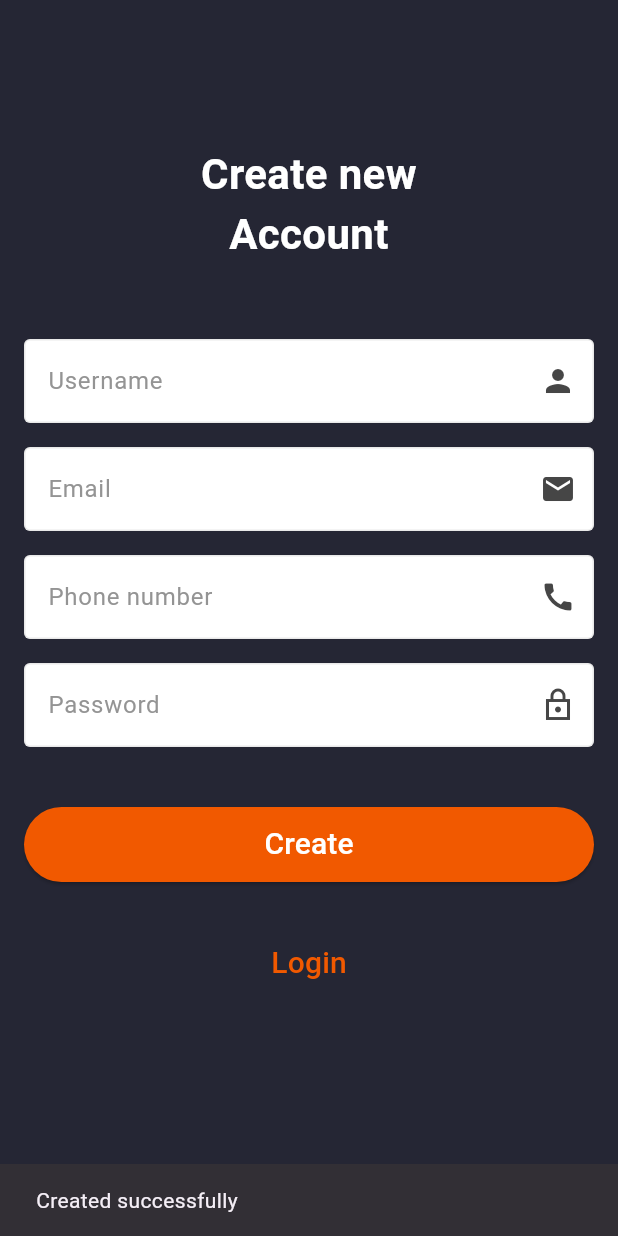
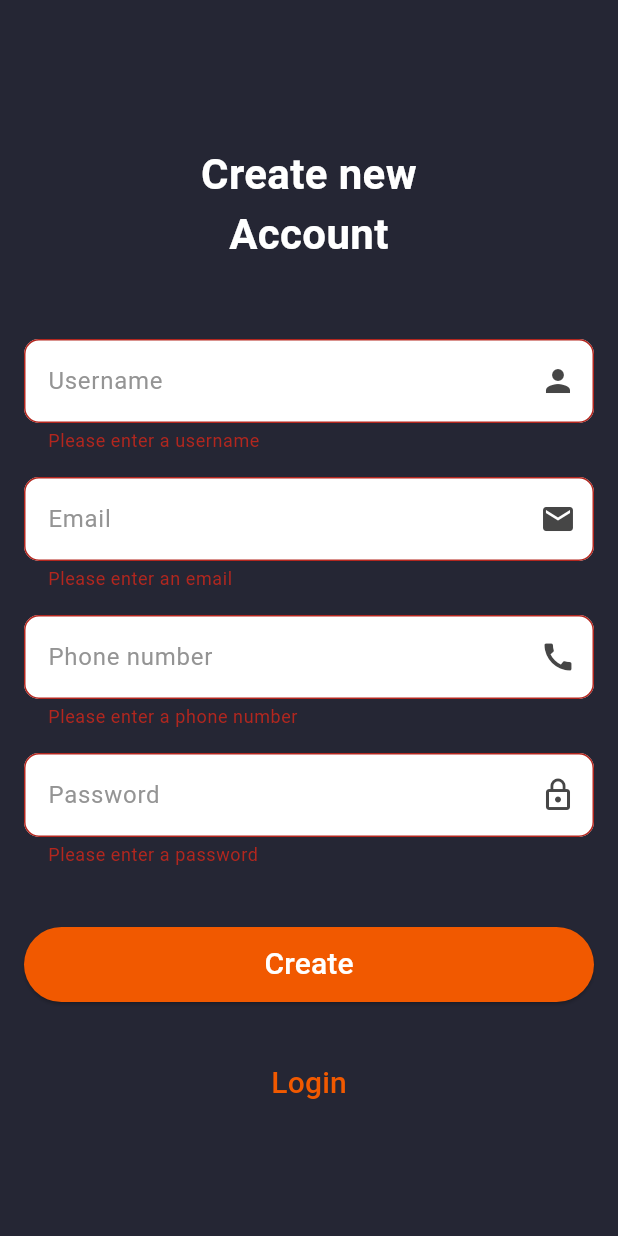
Before and after one commit to Prasanna18-code/farma-app, a Flutter app: the screen it shows after launch, after a tap on "Create", on a phone screen of 412 x 824 dp. Run offline on Flutter 3.47's test engine with Material 3 defaults, Android fonts, the phone set to English and light mode, and no system bars.

Commit message:
second commit

```diff
--- a/lib/pages/login.dart
+++ b/lib/pages/login.dart
@@ -13,6 +13,25 @@ class LoginView extends StatelessWidget {
         const SnackBar(content: Text('Form submitted successfully')),
       );
     }
+  }
+
+  String? _validateEmail(value) {
+    if (value!.isEmpty) {
+      return 'Please enter an email';
+    }
+    RegExp emailRegExp = RegExp(r'^[\w-\.]+@([\w-]+\.)+[\w-]{2,4}$');
+    if (!emailRegExp.hasMatch(value)) {
+      return 'Please enter a valid email';
+    }
+    return null;
+  }
+
+  String? _validatePassword(value) {
+    if (value!.isEmpty) {
+      return 'Please enter a password';
+    }
+
+    return null;
   }
 
   @override
@@ -58,6 +77,7 @@ class LoginView extends StatelessWidget {
                     ),
                     autovalidateMode: AutovalidateMode.onUserInteraction,
                     decoration: _buildInputDecoration("Email", Icons.email),
+                    validator: _validateEmail,
                   ),
                   SizedBox(
                     height: 16.0,
@@ -72,6 +92,7 @@ class LoginView extends StatelessWidget {
                     keyboardType: TextInputType.phone,
                     autovalidateMode: AutovalidateMode.onUserInteraction,
                     decoration: _buildInputDecoration("Password", Icons.lock),
+                    validator: _validatePassword,
                   ),
                   SizedBox(
                     height: 40.0,
--- a/lib/pages/sign_up.dart
+++ b/lib/pages/sign_up.dart
@@ -10,9 +10,45 @@ class SignUp extends StatelessWidget {
   Future<void> _submitForm() async {
     if (_formKey.currentState!.validate()) {
       ScaffoldMessenger.of(_formKey.currentContext!).showSnackBar(
-        const SnackBar(content: Text('Created successfully')),
+        const SnackBar(content: Text('Form submitted successfully')),
       );
     }
+  }
+
+  String? _validateEmail(value) {
+    if (value!.isEmpty) {
+      return 'Please enter an email';
+    }
+    RegExp emailRegExp = RegExp(r'^[\w-\.]+@([\w-]+\.)+[\w-]{2,4}$');
+    if (!emailRegExp.hasMatch(value)) {
+      return 'Please enter a valid email';
+    }
+    return null;
+  }
+
+  String? _validatePhoneNumber(value) {
+    if (value!.isEmpty) {
+      return 'Please enter a phone number';
+    }
+    if (value.length != 10) {
+      return 'Please enter a 10-digit phone number';
+    }
+    return null;
+  }
+
+  String? _validatePassword(value) {
+    if (value!.isEmpty) {
+      return 'Please enter a password';
+    }
+
+    return null;
+  }
+
+  String? _validateUsername(value) {
+    if (value!.isEmpty) {
+      return 'Please enter a username';
+    }
+    return null;
   }
 
   @override
@@ -50,7 +86,7 @@ class SignUp extends StatelessWidget {
                         autovalidateMode: AutovalidateMode.onUserInteraction,
                         decoration:
                             _buildInputDecoration("Username", Icons.person),
-                    ),
+                        validator: _validateUsername),
                     SizedBox(
                       height: 16.0,
                     ),
@@ -61,6 +97,19 @@ class SignUp extends StatelessWidget {
                         ),
                         autovalidateMode: AutovalidateMode.onUserInteraction,
                         decoration: _buildInputDecoration("Email", Icons.email),
+                        validator: _validateEmail),
+                    SizedBox(
+                      height: 16.0,
+                    ),
+                    TextFormField(
+                      style: TextStyle(
+                        color: Colors.black,
+                      ),
+                      keyboardType: TextInputType.phone,
+                      autovalidateMode: AutovalidateMode.onUserInteraction,
+                      decoration:
+                          _buildInputDecoration("Phone number", Icons.call),
+                      validator: _validatePhoneNumber,
                     ),
                     SizedBox(
                       height: 16.0,
@@ -72,19 +121,8 @@ class SignUp extends StatelessWidget {
                       keyboardType: TextInputType.phone,
                       autovalidateMode: AutovalidateMode.onUserInteraction,
                       decoration:
-                          _buildInputDecoration("Phone number", Icons.call),
-                    ),
-                    SizedBox(
-                      height: 16.0,
-                    ),
-                    TextFormField(
-                      style: TextStyle(
-                        color: Colors.black,
-                      ),
-                      keyboardType: TextInputType.number,
-                      autovalidateMode: AutovalidateMode.onUserInteraction,
-                      decoration: _buildInputDecoration(
-                          "Password", Icons.lock_outline_sharp),
+                          _buildInputDecoration("Password", Icons.lock_outline),
+                      validator: _validatePassword,
                     ),
                     SizedBox(
                       height: 40.0,
@@ -127,7 +165,7 @@ class SignUp extends StatelessWidget {
         enabledBorder: OutlineInputBorder(
             borderSide: BorderSide(color: Color(0x35949494))),
         focusedBorder:
-            OutlineInputBorder(borderSide: BorderSide(color: Colors.black)),
+            OutlineInputBorder(borderSide: BorderSide(color: Colors.white)),
         filled: true,
         labelStyle: TextStyle(color: Color(0xFF949494)),
         labelText: label,
```
Lines whose indentation alone changed are shown as unchanged.
